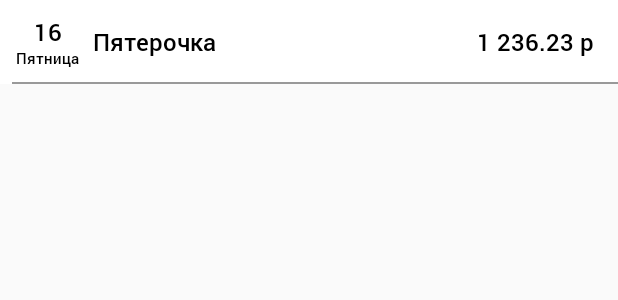
After one commit to DenisDenisovich/Receipt, an Android app: the layout item_month.xml on its own in the app's theme, with its tools: preview values and no code run, on a phone screen of 412 x 824 dp. The commit adds this screen. Shown: the top 300 px of the screen. Run offline under Robolectric (Android 15) with nearby library versions, the phone set to English and light mode, and no system bars.

Commit message:
create fragments and layouts for history

```diff
--- /dev/null
+++ b/app/src/main/res/layout/item_month.xml
@@ -0,0 +1,62 @@
+<?xml version="1.0" encoding="utf-8"?>
+<FrameLayout xmlns:android="http://schemas.android.com/apk/res/android"
+    android:layout_width="match_parent"
+    android:layout_height="56dp"
+    android:background="#FFFFFF">
+    <LinearLayout
+        android:layout_width="48dp"
+        android:layout_height="wrap_content"
+        android:orientation="vertical"
+        android:gravity="center_horizontal"
+        android:layout_marginStart="8dp"
+        android:layout_gravity="center_vertical">
+
+        <TextView
+            android:id="@+id/tv_item_month_day_digit"
+            android:layout_width="wrap_content"
+            android:layout_height="wrap_content"
+            android:textSize="16sp"
+            android:fontFamily="@font/roboto_medium"
+            android:textColor="#000000"
+            android:text="16"/>
+
+        <TextView
+            android:id="@+id/tv_item_month_day"
+            android:layout_width="wrap_content"
+            android:layout_height="wrap_content"
+            android:textSize="10sp"
+            android:fontFamily="@font/roboto_medium"
+            android:textColor="#000000"
+            android:text="Пятница"/>
+
+    </LinearLayout>
+
+    <TextView
+        android:id="@+id/tv_item_month_name"
+        android:layout_width="wrap_content"
+        android:layout_height="wrap_content"
+        android:layout_marginStart="62dp"
+        android:layout_gravity="center_vertical"
+        android:textSize="16sp"
+        android:fontFamily="@font/roboto_medium"
+        android:textColor="#000000"
+        android:text="Пятерочка"/>
+
+    <TextView
+        android:id="@+id/tv_item_month_sum"
+        android:layout_width="wrap_content"
+        android:layout_height="wrap_content"
+        android:layout_gravity="center_vertical|end"
+        android:layout_marginEnd="16dp"
+        android:textSize="16sp"
+        android:fontFamily="@font/roboto_medium"
+        android:textColor="#000000"
+        android:text="1 236.23 р"/>
+
+    <View
+        android:layout_width="match_parent"
+        android:layout_height="1dp"
+        android:background="#66000000"
+        android:layout_gravity="bottom"
+        android:layout_marginStart="8dp"/>
+</FrameLayout>
--- /dev/null
+++ b/app/src/main/res/layout/separator_month.xml
@@ -0,0 +1,5 @@
+<?xml version="1.0" encoding="utf-8"?>
+<View
+    xmlns:android="http://schemas.android.com/apk/res/android" android:layout_width="match_parent"
+    android:layout_height="8dp"
+    android:background="@android:color/transparent"/>
--- a/app/src/main/res/values/colors.xml
+++ b/app/src/main/res/values/colors.xml
@@ -3,4 +3,5 @@
     <color name="colorPrimary">#4C8CD6</color>
     <color name="colorPrimaryDark">#416FB8</color>
     <color name="colorAccent">#416FB8</color>
+    <color name="background">#EEF4F8</color>
 </resources>
```
Also changed, not shown: app/src/main/java/shiverawe/github/com/receipt/ui/month/MonthFragment.kt (added, +17 -0 lines), app/src/main/res/layout/fragment_history.xml (+7 -0 lines), app/src/main/res/layout/fragment_month.xml (+12 -4 lines).
